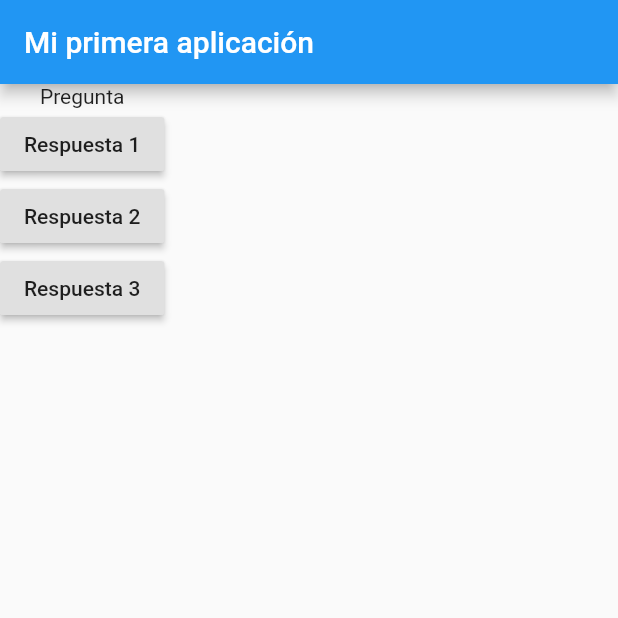
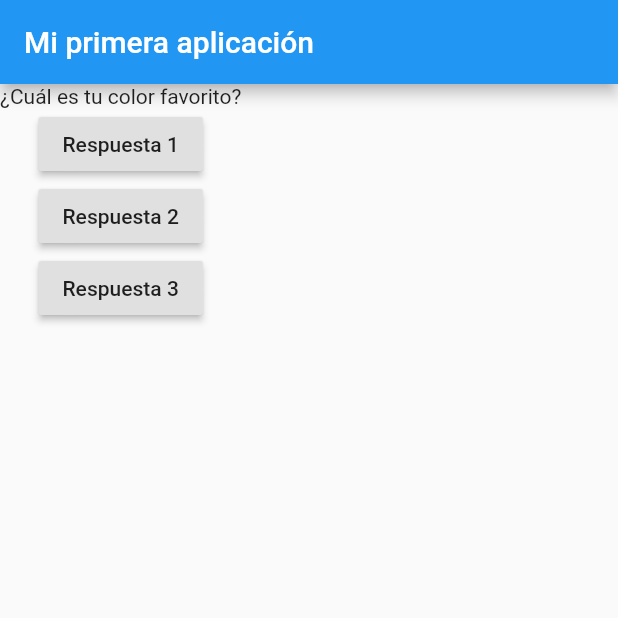
Before and after one commit to CodingCarnage/CursoFlutter_Academind_flutter_complete_guid, a Flutter app: the screen it shows after launch, after a tap on "Respuesta 1", on a phone screen of 412 x 824 dp, the top half of it. Run offline on Flutter 3.47's test engine with Material 2 defaults, Android fonts, the phone set to English and light mode, and no system bars.

Commit message:
Actualización a algunas variables, traducción de codigo a español

```diff
--- a/lib/main.dart
+++ b/lib/main.dart
@@ -5,15 +5,18 @@ void main() {
 }
 
 class MyApp extends StatelessWidget {
+  var preguntaIndice = 0;
+
   void respuestaPregunta() {
-    print("Respuesta seleccionada");
+    preguntaIndice += 1;
+    print(preguntaIndice);
   }
 
   @override
   Widget build(BuildContext context) {
     var questions = [
-      "¿Cual es tu colo favorito?",
-      "¿Cual es tu animal favorito?"
+      "¿Cuál es tu color favorito?",
+      "¿Cuál es tu animal favorito?"
     ];
     return MaterialApp(
       home: Scaffold(
@@ -22,7 +25,9 @@ class MyApp extends StatelessWidget {
         ),
         body: Column(
           children: [
-            Text("Pregunta"),
+            Text(
+              questions[preguntaIndice],
+            ),
             RaisedButton(
               onPressed: respuestaPregunta,
               child: Text("Respuesta 1"),
@@ -33,7 +38,7 @@ class MyApp extends StatelessWidget {
             ),
             RaisedButton(
               onPressed: () {
-                //...
+                // Algun Codigo...
                 print("Respuesta 3 seleccionada");
               },
               child: Text("Respuesta 3"),
```
